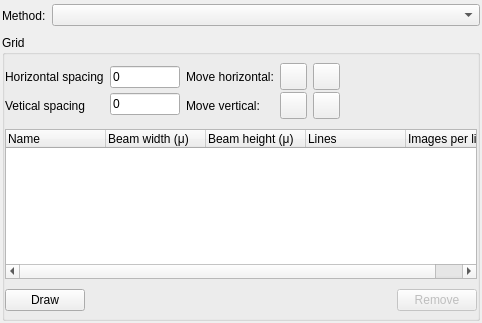
Above: Bricks/widgets/ui_files/Qt4_advanced_methods_layout.ui from mxcube/mxcubeqt before the change. Below: the same form after it.
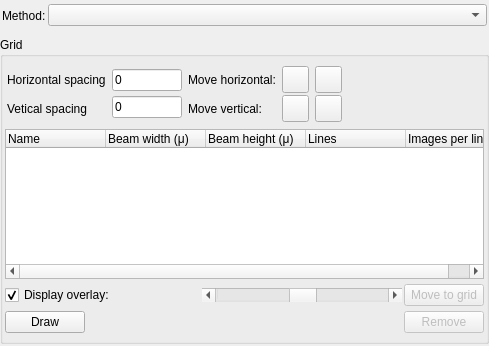
That is the form after the change. Icons and pictures are not drawn.

Commit message:
2016.01.20. Added controls to control grid overlay
1. removed prints
2. added checkbox to enable/disable overlay for a grid
3. added slider to change the transparency (alpha value) of the overlay

```diff
--- a/Bricks/widgets/ui_files/Qt4_advanced_methods_layout.ui
+++ b/Bricks/widgets/ui_files/Qt4_advanced_methods_layout.ui
@@ -6,8 +6,8 @@
    <rect>
     <x>0</x>
     <y>0</y>
-    <width>482</width>
-    <height>323</height>
+    <width>489</width>
+    <height>346</height>
    </rect>
   </property>
   <property name="sizePolicy">
@@ -37,27 +37,33 @@
      <property name="spacing">
       <number>2</number>
      </property>
+     <property name="margin">
+      <number>0</number>
+     </property>
      <item>
       <layout class="QVBoxLayout" name="main_vlayout">
        <property name="spacing">
         <number>6</number>
        </property>
-       <property name="margin">
+       <property name="leftMargin">
+        <number>0</number>
+       </property>
+       <property name="topMargin">
+        <number>0</number>
+       </property>
+       <property name="rightMargin">
+        <number>0</number>
+       </property>
+       <property name="bottomMargin">
         <number>2</number>
        </property>
        <item>
         <layout class="QHBoxLayout" name="horizontalLayout">
          <property name="spacing">
-          <number>6</number>
+          <number>2</number>
          </property>
-         <property name="leftMargin">
-          <number>0</number>
-         </property>
-         <property name="topMargin">
-          <number>0</number>
-         </property>
-         <property name="rightMargin">
-          <number>0</number>
+         <property name="margin">
+          <number>2</number>
          </property>
          <item>
           <widget class="QLabel" name="method_type_label">
@@ -106,22 +112,115 @@
          </property>
          <layout class="QGridLayout" name="gridLayout">
           <property name="leftMargin">
-           <number>0</number>
+           <number>2</number>
           </property>
           <property name="topMargin">
            <number>4</number>
           </property>
           <property name="rightMargin">
-           <number>0</number>
+           <number>2</number>
           </property>
           <property name="bottomMargin">
-           <number>0</number>
+           <number>2</number>
           </property>
-          <property name="horizontalSpacing">
-           <number>6</number>
+          <property name="spacing">
+           <number>2</number>
           </property>
+          <item row="2" column="0">
+           <widget class="QTreeWidget" name="grid_treewidget">
+            <property name="maximumSize">
+             <size>
+              <width>16777215</width>
+              <height>150</height>
+             </size>
+            </property>
+            <property name="font">
+             <font>
+              <pointsize>9</pointsize>
+              <weight>50</weight>
+              <italic>false</italic>
+              <bold>false</bold>
+             </font>
+            </property>
+            <property name="rootIsDecorated">
+             <bool>false</bool>
+            </property>
+            <column>
+             <property name="text">
+              <string>Name</string>
+             </property>
+            </column>
+            <column>
+             <property name="text">
+              <string>Beam width (μ)</string>
+             </property>
+            </column>
+            <column>
+             <property name="text">
+              <string>Beam height (μ)</string>
+             </property>
+            </column>
+            <column>
+             <property name="text">
+              <string>Lines</string>
+             </property>
+            </column>
+            <column>
+             <property name="text">
+              <string>Images per line</string>
+             </property>
+            </column>
+           </widget>
+          </item>
+          <item row="4" column="0">
+           <layout class="QHBoxLayout" name="buttons_hlayout">
+            <property name="leftMargin">
+             <number>0</number>
+            </property>
+            <property name="topMargin">
+             <number>0</number>
+            </property>
+            <item>
+             <widget class="QPushButton" name="draw_grid_button">
+              <property name="text">
+               <string>Draw</string>
+              </property>
+              <property name="icon">
+               <iconset>
+                <normaloff>../../../BlissFramework/Icons/Grid.png</normaloff>../../../BlissFramework/Icons/Grid.png</iconset>
+              </property>
+             </widget>
+            </item>
+            <item>
+             <spacer name="horizontalSpacer_2">
+              <property name="orientation">
+               <enum>Qt::Horizontal</enum>
+              </property>
+              <property name="sizeHint" stdset="0">
+               <size>
+                <width>40</width>
+                <height>20</height>
+               </size>
+              </property>
+             </spacer>
+            </item>
+            <item>
+             <widget class="QPushButton" name="remove_grid_button">
+              <property name="enabled">
+               <bool>false</bool>
+              </property>
+              <property name="text">
+               <string>Remove</string>
+              </property>
+             </widget>
+            </item>
+           </layout>
+          </item>
           <item row="0" column="0">
            <layout class="QVBoxLayout" name="grid_vlayout">
+            <property name="spacing">
+             <number>2</number>
+            </property>
             <property name="leftMargin">
              <number>0</number>
             </property>
@@ -136,14 +235,8 @@
               <property name="spacing">
                <number>6</number>
               </property>
-              <property name="leftMargin">
-               <number>0</number>
-              </property>
-              <property name="topMargin">
-               <number>0</number>
-              </property>
-              <property name="rightMargin">
-               <number>0</number>
+              <property name="margin">
+               <number>2</number>
               </property>
               <item>
                <layout class="QVBoxLayout" name="spacing_lable_vlayout">
@@ -355,54 +448,11 @@
             </item>
            </layout>
           </item>
-          <item row="1" column="0">
-           <widget class="QTreeWidget" name="grid_treewidget">
-            <property name="maximumSize">
-             <size>
-              <width>16777215</width>
-              <height>150</height>
-             </size>
+          <item row="3" column="0">
+           <layout class="QHBoxLayout" name="horizontalLayout_2">
+            <property name="spacing">
+             <number>2</number>
             </property>
-            <property name="font">
-             <font>
-              <pointsize>9</pointsize>
-              <weight>50</weight>
-              <italic>false</italic>
-              <bold>false</bold>
-             </font>
-            </property>
-            <property name="rootIsDecorated">
-             <bool>false</bool>
-            </property>
-            <column>
-             <property name="text">
-              <string>Name</string>
-             </property>
-            </column>
-            <column>
-             <property name="text">
-              <string>Beam width (μ)</string>
-             </property>
-            </column>
-            <column>
-             <property name="text">
-              <string>Beam height (μ)</string>
-             </property>
-            </column>
-            <column>
-             <property name="text">
-              <string>Lines</string>
-             </property>
-            </column>
-            <column>
-             <property name="text">
-              <string>Images per line</string>
-             </property>
-            </column>
-           </widget>
-          </item>
-          <item row="2" column="0">
-           <layout class="QHBoxLayout" name="buttons_hlayout">
             <property name="leftMargin">
              <number>0</number>
             </property>
@@ -410,36 +460,59 @@
              <number>0</number>
             </property>
             <item>
-             <widget class="QPushButton" name="draw_grid_button">
+             <widget class="QCheckBox" name="overlay_cbox">
               <property name="text">
-               <string>Draw</string>
+               <string>Display overlay:</string>
               </property>
-              <property name="icon">
-               <iconset>
-                <normaloff>../../../BlissFramework/Icons/Grid.png</normaloff>../../../BlissFramework/Icons/Grid.png</iconset>
+              <property name="checked">
+               <bool>true</bool>
               </property>
              </widget>
             </item>
             <item>
-             <spacer name="horizontalSpacer_2">
+             <widget class="QScrollBar" name="overlay_alpha_progressbar">
+              <property name="minimumSize">
+               <size>
+                <width>200</width>
+                <height>0</height>
+               </size>
+              </property>
+              <property name="maximum">
+               <number>255</number>
+              </property>
+              <property name="value">
+               <number>130</number>
+              </property>
               <property name="orientation">
                <enum>Qt::Horizontal</enum>
               </property>
-              <property name="sizeHint" stdset="0">
-               <size>
-                <width>40</width>
-                <height>20</height>
-               </size>
-              </property>
-             </spacer>
+             </widget>
             </item>
             <item>
-             <widget class="QPushButton" name="remove_grid_button">
+             <widget class="QPushButton" name="move_to_grid_button">
               <property name="enabled">
                <bool>false</bool>
               </property>
+              <property name="sizePolicy">
+               <sizepolicy hsizetype="Fixed" vsizetype="Fixed">
+                <horstretch>0</horstretch>
+                <verstretch>0</verstretch>
+               </sizepolicy>
+              </property>
+              <property name="minimumSize">
+               <size>
+                <width>0</width>
+                <height>0</height>
+               </size>
+              </property>
+              <property name="maximumSize">
+               <size>
+                <width>16777215</width>
+                <height>16777215</height>
+               </size>
+              </property>
               <property name="text">
-               <string>Remove</string>
+               <string>Move to grid</string>
               </property>
              </widget>
             </item>
```
Left out of the diff: 19 changed lines with no effect on the pictures. The commit also changes 3 other files.
